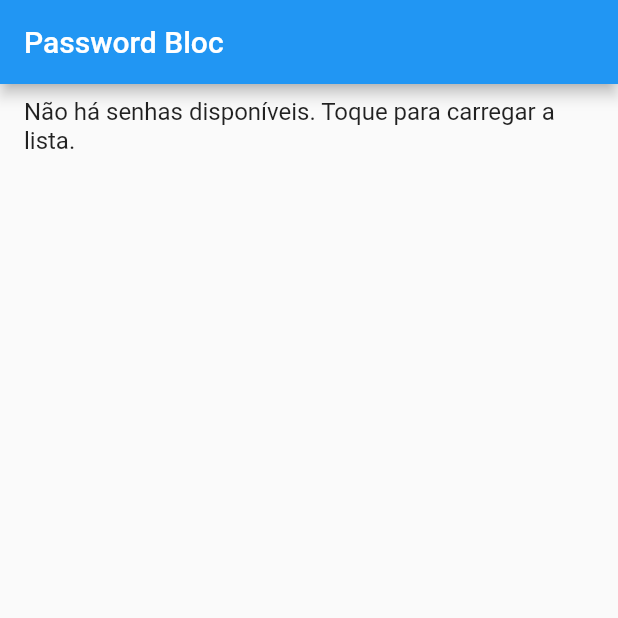
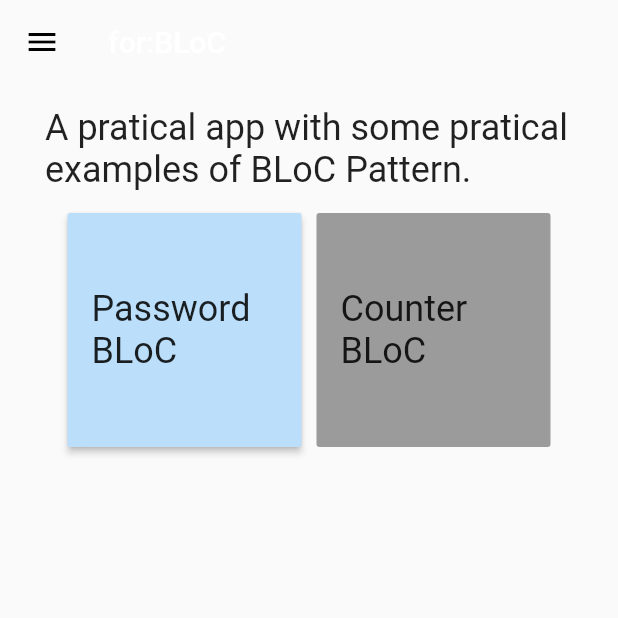
Before and after one commit to arthurcohen/password_bloc, a Flutter app: the screen it shows after launch, on a phone screen of 412 x 824 dp, the top half of it. Run offline on Flutter 3.47's test engine with Material 2 defaults, Android fonts, the phone set to English and light mode, and no system bars; our stand-ins replace bloc, equatable, flutter_bloc.

Commit message:
Added dash to navigate over screens

```diff
--- a/lib/main.dart
+++ b/lib/main.dart
@@ -1,28 +1,39 @@
 import 'package:flutter/material.dart';
 import 'package:flutter_bloc/flutter_bloc.dart';
-import 'package:password_bloc/screens/password_list.dart';
+import 'screens/password_list.dart';
 
 import 'blocs/password/password_bloc.dart';
+
+import 'screens/dash.dart';
 
 void main() => runApp(MyApp());
 
 class MyApp extends StatelessWidget {
   @override
   Widget build(BuildContext context) {
-    return MaterialApp(
-      home: Scaffold(
-        appBar: AppBar(
-          title: Text('Password Bloc'),
-
-        ),
-        body: BlocProvider(
+    return MultiBlocProvider(
+      providers: [
+        BlocProvider<PasswordBloc>(
           builder: (BuildContext context) => PasswordBloc(),
-          child: PasswordList(),
-        ),
+        )
+      ],
+      child: MaterialApp(
+        routes: {
+          '/': (context) => Dash(),
+          '/password_list': (context) => PasswordList(),
+        },
+        theme: Theme.of(context).copyWith(
+            primaryColor: Color(0xff6699cc),
+            secondaryHeaderColor: Color(0xff7bdff2),
+            primaryColorDark: Color(0xff222222),
+            accentColor: Color(0xfff93943),
+            appBarTheme: AppBarTheme(
+              color: Colors.transparent,
+              elevation: 0,
+              iconTheme: IconThemeData(color: Colors.black),
+            ),
+            primaryTextTheme: TextTheme(title: TextStyle(color: Colors.black))),
       ),
-      routes: {
-        'password_list': (context) => PasswordList()
-      },
     );
   }
 }
--- /dev/null
+++ b/lib/screens/dash.dart
@@ -0,0 +1,54 @@
+import 'package:flutter/material.dart';
+
+class Dash extends StatelessWidget {
+  @override
+  Widget build(BuildContext context) {
+    return Scaffold(
+      appBar: AppBar(
+        title: Text('for:BLoC'),
+        leading: Icon(Icons.menu),
+      ),
+      body: Container(
+        child: Padding(
+          padding: EdgeInsets.symmetric(horizontal: 30, vertical: 15),
+          child: Column(
+            children: <Widget>[
+              Container(
+                child: Text(
+                  'A pratical app with some pratical examples of BLoC Pattern.',
+                  style: Theme.of(context).textTheme.headline,
+                ),
+              ),
+              Expanded(
+                child: GridView.count(
+                  primary: false,
+                  padding: EdgeInsets.all(15),
+                  crossAxisCount: 2,
+                  crossAxisSpacing: 10,
+                  children: <Widget>[
+                    RaisedButton(
+                      child: Text(
+                        'Password BLoC',
+                        style: Theme.of(context).textTheme.headline,
+                      ),
+                      onPressed: () =>
+                          Navigator.of(context).pushNamed('/password_list'),
+                      color: Theme.of(context).primaryColorLight,
+                    ),
+                    RaisedButton(
+                      child: Text(
+                        'Counter BLoC',
+                        style: Theme.of(context).textTheme.headline,
+                      ),
+                      color: Theme.of(context).primaryColorLight,
+                    )
+                  ],
+                ),
+              ),
+            ],
+          ),
+        ),
+      ),
+    );
+  }
+}
--- a/lib/screens/password_list.dart
+++ b/lib/screens/password_list.dart
@@ -9,7 +9,11 @@ class PasswordList extends StatelessWidget {
   Widget build(BuildContext context) {
     PasswordBloc passBloc = BlocProvider.of<PasswordBloc>(context);
 
-    return BlocBuilder(
+    return Scaffold(
+        appBar: AppBar(
+          title: Text('Password Bloc'),
+        ),
+        body: BlocBuilder(
           bloc: passBloc,
           builder: (context, PasswordState state) {
             List<String> passwords = state.passwords;
@@ -33,7 +37,10 @@ class PasswordList extends StatelessWidget {
                 child = ListView.builder(
                   itemCount: passwords.length,
                   itemBuilder: (BuildContext context, int index) => ListTile(
-                title: Text(passwords[index]),
+                    title: Text(
+                      passwords[index],
+                      style: TextStyle(color: Colors.red),
+                    ),
                     onTap: () {
                       passBloc.dispatch(RemovePassword());
                     },
@@ -52,6 +59,7 @@ class PasswordList extends StatelessWidget {
             }
             return child;
           },
+        ),
     );
   }
 }
```
Lines whose indentation alone changed are shown as unchanged.
